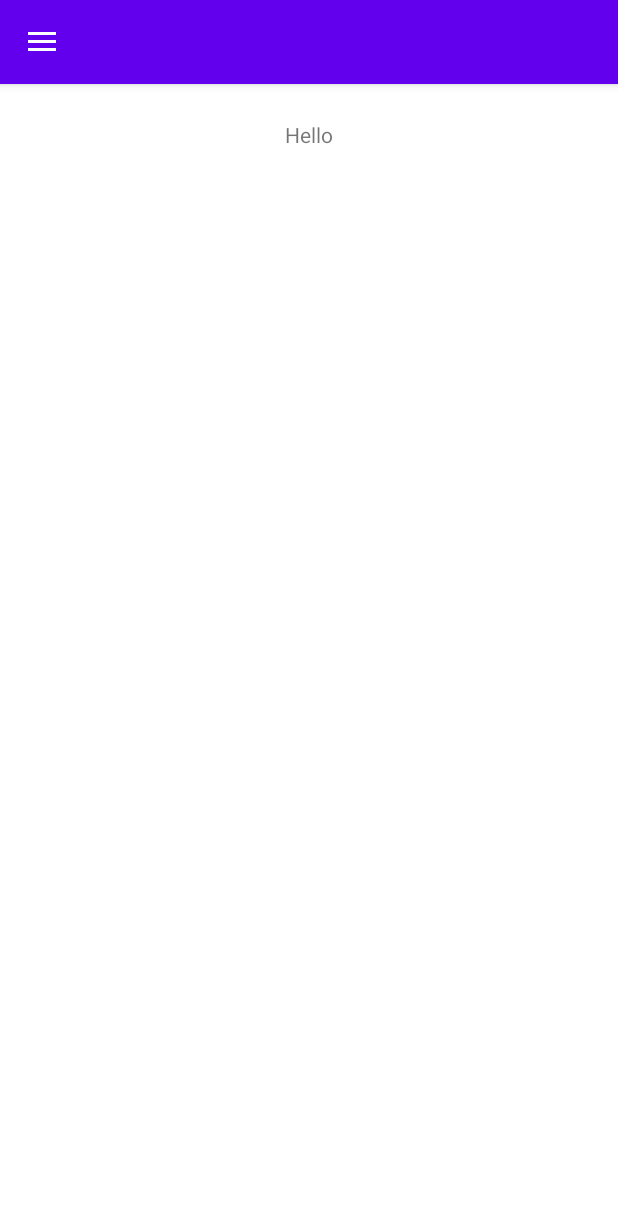
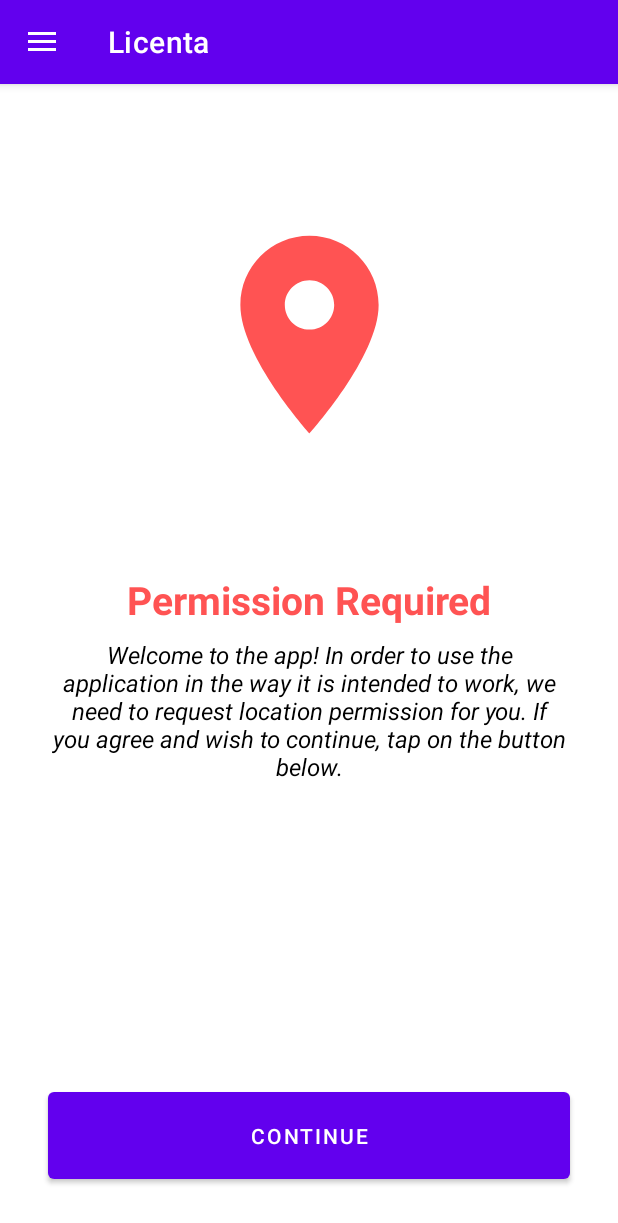
Before and after one commit to cosminbujac/LBS_app, an Android app: the PermissionFragment screen opened directly, with no data from a screen before it, on a phone screen of 412 x 824 dp. Shown: the top 1223 px of the screen. Run offline under Robolectric (Android 15) with nearby library versions, the phone set to English and light mode, and no system bars; our stand-ins replace Firebase (no records; nobody signed in at launch, a user with empty details on screens opened directly), data binding; libraries missing offline, so code that uses them is left out: com.firebase.ui, com.vmadalin.easypermissions; 1 statement that could not run was skipped.

```diff
--- a/app/src/debug/res/values/google_maps_api.xml
+++ b/app/src/debug/res/values/google_maps_api.xml
@@ -20,5 +20,5 @@
     Once you have your key (it starts with "AIza"), replace the "google_maps_key"
     string in this file.
     -->
-    <string name="google_maps_key" templateMergeStrategy="preserve" translatable="false">YOUR_KEY_HERE</string>
+    <string name="google_maps_key" templateMergeStrategy="preserve" translatable="false">AIzaSyAvTqon_UixtodxorANV9ZtDAg8M_2zsvo</string>
 </resources>
--- /dev/null
+++ b/app/src/main/java/com/ubb/licenta/Constants.kt
@@ -0,0 +1,5 @@
+package com.ubb.licenta
+
+object Constants {
+    const val PERMISSION_LOCATION_REQUEST_CODE = 1
+}
--- a/app/src/main/java/com/ubb/licenta/PermissionFragment.kt
+++ b/app/src/main/java/com/ubb/licenta/PermissionFragment.kt
@@ -16,15 +16,20 @@ import androidx.navigation.fragment.findNavController
 import com.firebase.ui.auth.AuthUI
 import com.google.android.material.navigation.NavigationView
 import com.ubb.licenta.databinding.FragmentPermissionBinding
+import com.ubb.licenta.Permissions.hasLocationPermission
+import com.ubb.licenta.Permissions.requestLocationPermission
+import com.vmadalin.easypermissions.EasyPermissions
+import com.vmadalin.easypermissions.dialogs.SettingsDialog
 
-class PermissionFragment : Fragment() {
+class PermissionFragment : Fragment(),EasyPermissions.PermissionCallbacks {
 
     companion object {
         const val TAG = "MainFragment"
         const val SIGN_IN_RESULT_CODE = 1001
     }
 
-    private var binding: FragmentPermissionBinding? = null
+    private var _binding: FragmentPermissionBinding? = null
+    private val binding get()  = _binding!!
     lateinit var toggle : ActionBarDrawerToggle
     lateinit var drawerLayout : DrawerLayout
     lateinit var navView : NavigationView
@@ -38,17 +43,31 @@ class PermissionFragment : Fragment() {
         container: ViewGroup?,
         savedInstanceState: Bundle?
     ): View {
-        binding = DataBindingUtil.inflate(inflater, R.layout.fragment_permission, container, false)
-        return binding!!.root
+
+        _binding = DataBindingUtil.inflate(inflater, R.layout.fragment_permission, container, false)
+        navController = findNavController()
+        if (hasLocationPermission(requireContext())){
+            val action = R.id.action_permissionFragment_to_mapsFragment
+            navController.navigate(action)
+        }
+        binding.continueButton.setOnClickListener {
+            if (hasLocationPermission(requireContext())){
+                val action = R.id.action_permissionFragment_to_mapsFragment
+                navController.navigate(action)
+            }
+            else{
+                requestLocationPermission(this)
+            }
+        }
+
+        return binding.root
     }
 
     override fun onViewCreated(view: View, savedInstanceState: Bundle?) {
         super.onViewCreated(view, savedInstanceState)
-        navController = findNavController()
 
         viewModel.authenticationState.observe(viewLifecycleOwner, Observer { authenticationState ->
             if (authenticationState.equals(LoginViewModel.AuthenticationState.UNAUTHENTICATED)) {
-
                     val action = PermissionFragmentDirections.actionPermissionFragmentToLoginFragment()
                     navController.navigate(action)
 
@@ -75,8 +94,32 @@ class PermissionFragment : Fragment() {
         super.onActivityCreated(savedInstanceState)
     }
 
+
+
+    override fun onRequestPermissionsResult(
+        requestCode: Int,
+        permissions: Array<out String>,
+        grantResults: IntArray
+    ) {
+        super.onRequestPermissionsResult(requestCode, permissions, grantResults)
+        EasyPermissions.onRequestPermissionsResult(requestCode,permissions,grantResults,this)
+    }
+
+    override fun onPermissionsDenied(requestCode: Int, perms: List<String>) {
+        if(EasyPermissions.somePermissionPermanentlyDenied(this,perms[0])){
+            SettingsDialog.Builder(requireActivity()).build().show()
+        }
+        else{
+            requestLocationPermission(this)
+        }
+    }
+
+    override fun onPermissionsGranted(requestCode: Int, perms: List<String>) {
+        navController.navigate((R.id.action_permissionFragment_to_mapsFragment))
+    }
+
     override fun onDestroyView() {
         super.onDestroyView()
-        binding = null
+        _binding = null
     }
 }
--- /dev/null
+++ b/app/src/main/res/drawable/ic_baseline_location_on_24.xml
@@ -0,0 +1,5 @@
+<vector android:height="158dp" android:tint="#FF5353"
+    android:viewportHeight="24" android:viewportWidth="24"
+    android:width="158dp" xmlns:android="http://schemas.android.com/apk/res/android">
+    <path android:fillColor="@android:color/white" android:pathData="M12,2C8.13,2 5,5.13 5,9c0,5.25 7,13 7,13s7,-7.75 7,-13c0,-3.87 -3.13,-7 -7,-7zM12,11.5c-1.38,0 -2.5,-1.12 -2.5,-2.5s1.12,-2.5 2.5,-2.5 2.5,1.12 2.5,2.5 -1.12,2.5 -2.5,2.5z"/>
+</vector>
--- a/app/src/main/res/layout/fragment_permission.xml
+++ b/app/src/main/res/layout/fragment_permission.xml
@@ -9,16 +9,65 @@
 
     <androidx.constraintlayout.widget.ConstraintLayout
         android:layout_width="match_parent"
-        android:layout_height="match_parent">
+        android:layout_height="match_parent"
+        tools:context=".ui.permission.PermissionFragment">
+
+
+        <Button
+            android:id="@+id/continueButton"
+            android:layout_width="0dp"
+            android:layout_height="70dp"
+            android:layout_marginStart="32dp"
+            android:layout_marginEnd="32dp"
+            android:layout_marginBottom="32dp"
+            android:text="@string/continue_to_app"
+
+            app:layout_constraintBottom_toBottomOf="parent"
+            app:layout_constraintEnd_toEndOf="parent"
+            app:layout_constraintStart_toStartOf="parent" />
 
         <TextView
-            android:id="@+id/hello_textView"
+            android:id="@+id/permissionDescriptionTextView"
+            android:layout_width="0dp"
+            android:layout_height="wrap_content"
+            android:layout_marginStart="32dp"
+            android:layout_marginEnd="32dp"
+            android:layout_marginBottom="200dp"
+            android:text="@string/request_message"
+            android:textAlignment="center"
+            android:textColor="@color/black"
+            android:textSize="16sp"
+            android:textStyle="italic"
+            app:layout_constraintBottom_toTopOf="@+id/continueButton"
+            app:layout_constraintEnd_toEndOf="parent"
+            app:layout_constraintStart_toStartOf="parent" />
+
+        <TextView
+            android:id="@+id/welcomeTextView"
+            android:layout_width="0dp"
+            android:layout_height="wrap_content"
+            android:layout_marginStart="32dp"
+            android:layout_marginEnd="32dp"
+            android:layout_marginBottom="8dp"
+            android:text="@string/permission_required"
+            android:textAlignment="center"
+            android:textColor="@color/red"
+            android:textSize="26sp"
+            android:textStyle="bold"
+            app:layout_constraintBottom_toTopOf="@+id/permissionDescriptionTextView"
+            app:layout_constraintEnd_toEndOf="parent"
+            app:layout_constraintStart_toStartOf="parent" />
+
+        <ImageView
+            android:id="@+id/imageView"
             android:layout_width="wrap_content"
             android:layout_height="wrap_content"
-            android:layout_marginTop="24dp"
-            android:text="@string/hello"
+            android:layout_marginTop="64dp"
+            android:layout_marginBottom="56dp"
+            app:layout_constraintBottom_toTopOf="@+id/welcomeTextView"
             app:layout_constraintEnd_toEndOf="parent"
             app:layout_constraintStart_toStartOf="parent"
-            app:layout_constraintTop_toTopOf="parent" />
+            app:layout_constraintTop_toTopOf="parent"
+            app:srcCompat="@drawable/ic_baseline_location_on_24" />
     </androidx.constraintlayout.widget.ConstraintLayout>
 </layout>
--- a/app/src/main/res/navigation/nav_graph.xml
+++ b/app/src/main/res/navigation/nav_graph.xml
@@ -14,6 +14,11 @@
             app:destination="@id/loginFragment"
             app:popEnterAnim="@anim/fui_slide_in_right"
             app:popExitAnim="@anim/fui_slide_out_left"
+            app:popUpTo="@id/permissionFragment"
+            app:popUpToInclusive="true" />
+        <action
+            android:id="@+id/action_permissionFragment_to_mapsFragment"
+            app:destination="@id/mapsFragment"
             app:popUpTo="@id/permissionFragment"
             app:popUpToInclusive="true" />
     </fragment>
--- a/app/src/main/res/values/colors.xml
+++ b/app/src/main/res/values/colors.xml
@@ -7,4 +7,5 @@
     <color name="teal_700">#FF018786</color>
     <color name="black">#FF000000</color>
     <color name="white">#FFFFFFFF</color>
+    <color name="red">#FF5353</color>
 </resources>
--- a/app/src/main/res/values/strings.xml
+++ b/app/src/main/res/values/strings.xml
@@ -1,8 +1,11 @@
 <resources>
-    <string name="app_name">""</string>
+    <string name="app_name">"Licenta"</string>
     <string name="hello">Hello</string>
     <string name="logout">Logout</string>
     <string name="profile">Profile</string>
     <string name="open">open</string>
     <string name="close">close</string>
+    <string name="continue_to_app">Continue</string>
+    <string name="request_message">Welcome to the app! In order to use the application in the way it is intended to work, we need to request location permission for you. If you agree and wish to continue, tap on the button below.</string>
+    <string name="permission_required">Permission Required</string>
 </resources>
```
Also changed, not shown: app/src/main/AndroidManifest.xml (+2 -5 lines), app/src/main/java/com/ubb/licenta/Permissions.kt (added, +26 -0 lines), app/src/main/res/layout/fragment_maps.xml (+7 -14 lines).
